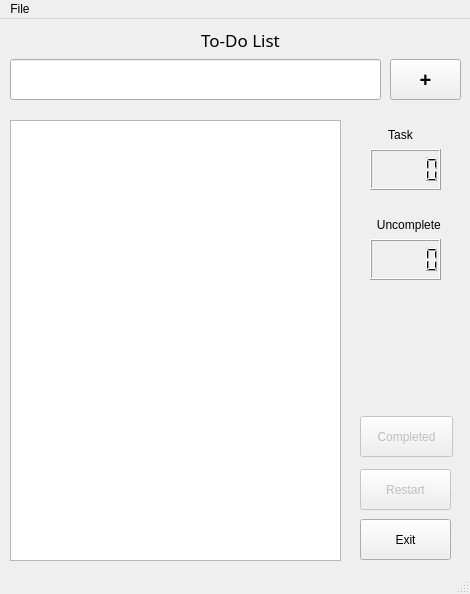
Old version of the form to-do-list/todo.ui in the repository choman-krishna/CODSOFT.
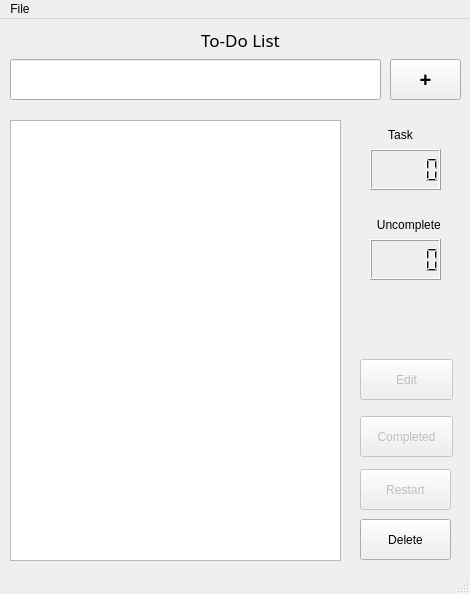
New version of the form.

What changed in the file:
```diff
--- a/to-do-list/todo.ui
+++ b/to-do-list/todo.ui
@@ -112,7 +112,7 @@
      </rect>
     </property>
     <property name="text">
-     <string>Exit</string>
+     <string>Delete</string>
     </property>
    </widget>
    <widget class="QLabel" name="un_count">
@@ -187,6 +187,22 @@
      </rect>
     </property>
    </widget>
+   <widget class="QPushButton" name="edit">
+    <property name="enabled">
+     <bool>false</bool>
+    </property>
+    <property name="geometry">
+     <rect>
+      <x>360</x>
+      <y>340</y>
+      <width>93</width>
+      <height>41</height>
+     </rect>
+    </property>
+    <property name="text">
+     <string>Edit</string>
+    </property>
+   </widget>
   </widget>
   <widget class="QMenuBar" name="menubar">
    <property name="geometry">
```
